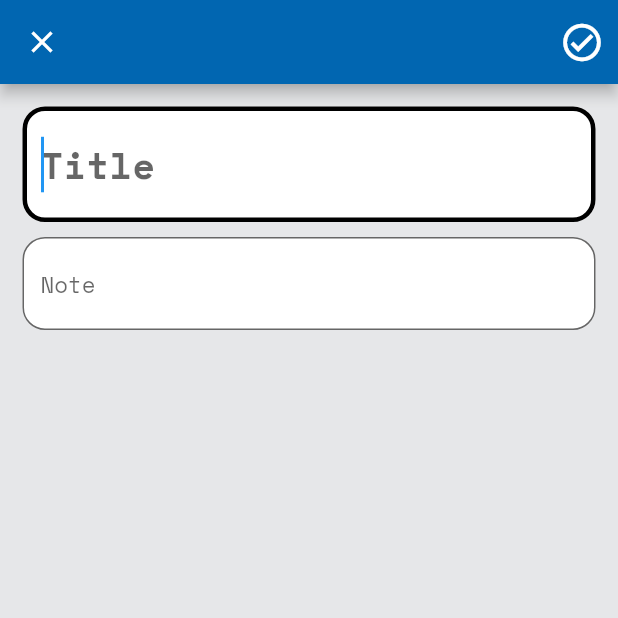
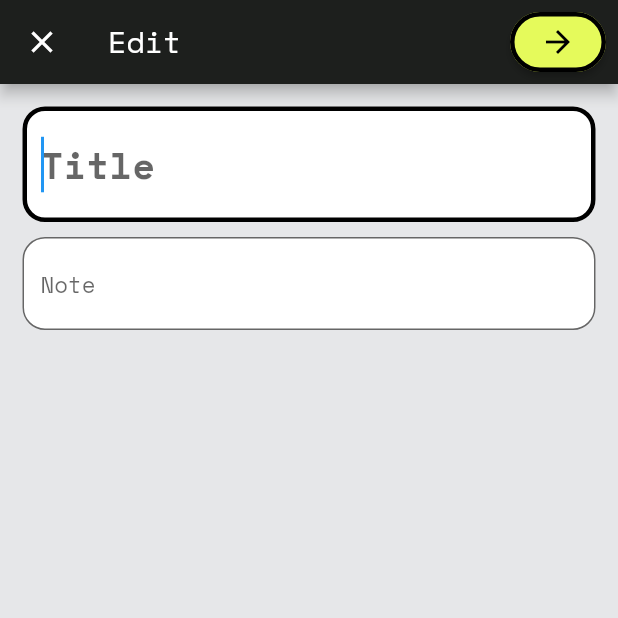
Before and after one commit to srijanishere/Notes_App, a Flutter app: the screen it shows after launch, after a tap on the "edit" icon, on a phone screen of 412 x 824 dp, the top half of it. Run offline on Flutter 3.47's test engine with Material 2 defaults, Android fonts, the phone set to English and light mode, and no system bars; our stand-ins replace loading_animation_widget; network calls fail.

Commit message:
Modified note save/update button and fixed empty note issue

```diff
--- a/Frontend/notes_app/lib/pages/add_new_note.dart
+++ b/Frontend/notes_app/lib/pages/add_new_note.dart
@@ -28,9 +28,14 @@ class _AddNewNoteState extends State<AddNewNote> {
       dateadded: DateTime.now(),
     );
 
+    if (titleController.text.length == 0 ||
+        contentController.text.length == 0) {
+      Navigator.pop(context);
+    } else {
       Provider.of<NoteProvider>(context, listen: false).addNote(
           note); //if you're calling it outside a build function then listen: false needs to be mentioned
       Navigator.pop(context);
+    }
   }
 
   void updateNote() {
@@ -55,9 +60,45 @@ class _AddNewNoteState extends State<AddNewNote> {
     return Scaffold(
       backgroundColor: Color(0xFFE6E7E9),
       appBar: AppBar(
-        backgroundColor: Color(0xff0166B1),
+        title: Text(
+          'Edit',
+          style: TextStyle(
+            fontFamily: 'SpaceMono',
+            fontSize: 20,
+          ),
+        ),
+        // backgroundColor: Color(0xff0166B1),
+        backgroundColor: Color(0xFF1d1f1d),
         actions: [
-          IconButton(
+          // IconButton(
+          //   color: Color(0xFFE5FA5B),
+          //   onPressed: () {
+          //     if (widget.isUpdate) {
+          //       updateNote();
+          //     } else {
+          //       addNewNote();
+          //     }
+          //   },
+          //   icon: Icon(
+          //     Icons.check_circle_outlined,
+          //     size: 30.0,
+          //   ),
+          // )
+          Padding(
+            padding: const EdgeInsets.all(8.0),
+            child: ElevatedButton(
+              style: ButtonStyle(
+                backgroundColor: MaterialStateProperty.all(Color(0xFFE5FA5B)),
+                shape: MaterialStateProperty.all(
+                  RoundedRectangleBorder(
+                    borderRadius: BorderRadius.circular(20.0),
+                    side: BorderSide(
+                      width: 3,
+                      color: Colors.black,
+                    ),
+                  ),
+                ),
+              ),
               onPressed: () {
                 if (widget.isUpdate) {
                   updateNote();
@@ -65,11 +106,12 @@ class _AddNewNoteState extends State<AddNewNote> {
                   addNewNote();
                 }
               },
-            icon: Icon(
-              Icons.check_circle_outlined,
-              size: 30.0,
+              child: Icon(
+                Icons.arrow_forward,
+                color: Colors.black,
               ),
-          )
+            ),
+          ),
         ],
       ),
       body: SafeArea(
--- a/Frontend/notes_app/lib/pages/home_page.dart
+++ b/Frontend/notes_app/lib/pages/home_page.dart
@@ -20,18 +20,26 @@ class _HomePageState extends State<HomePage> {
   @override
   Widget build(BuildContext context) {
     NoteProvider noteProvider = Provider.of<NoteProvider>(context);
+    int size = noteProvider.notes.length;
 
     return Scaffold(
-      // appBar: AppBar(
-      //   title: const Text(
-      //     "Notes App",
-      //     style: TextStyle(
-      //       color: Colors.orange,
-      //     ),
-      //   ),
-      //   backgroundColor: Colors.grey[900],
-      //   centerTitle: true,
-      // ),
+      appBar: AppBar(
+        elevation: 0,
+        title: Padding(
+          padding: const EdgeInsets.all(8.0),
+          child: Text(
+            'Notes($size)',
+            style: TextStyle(
+              color: Colors.black,
+              fontSize: 30,
+              // fontWeight: FontWeight.bold,
+              fontFamily: 'SpaceMono',
+            ),
+          ),
+        ),
+        backgroundColor: Color(0xFFE6E7E9),
+        centerTitle: false,
+      ),
       backgroundColor: Color(0xFFE6E7E9),
       body: (noteProvider.isLoading == false)
           ? SafeArea(
@@ -142,7 +150,7 @@ class _HomePageState extends State<HomePage> {
                                           const SizedBox(height: 10),
                                           Text(
                                             currentNote.content!,
-                                            maxLines: 6,
+                                            maxLines: 4,
                                             overflow: TextOverflow.ellipsis,
                                             style: TextStyle(
                                               fontSize: 15.0,
@@ -212,7 +220,11 @@ class _HomePageState extends State<HomePage> {
               ),
             ),
       floatingActionButton: FloatingActionButton(
-        backgroundColor: Color(0xff0166B1),
+        shape: RoundedRectangleBorder(
+          borderRadius: BorderRadius.circular(30.0),
+          side: BorderSide(width: 3, color: Colors.black),
+        ),
+        backgroundColor: Colors.white,
         onPressed: () {
           Navigator.push(
             context,
@@ -224,7 +236,7 @@ class _HomePageState extends State<HomePage> {
         },
         child: Icon(
           Icons.edit_outlined,
-          color: Colors.white,
+          color: Colors.black,
         ),
       ),
     );
```
Lines whose indentation alone changed are shown as unchanged.
